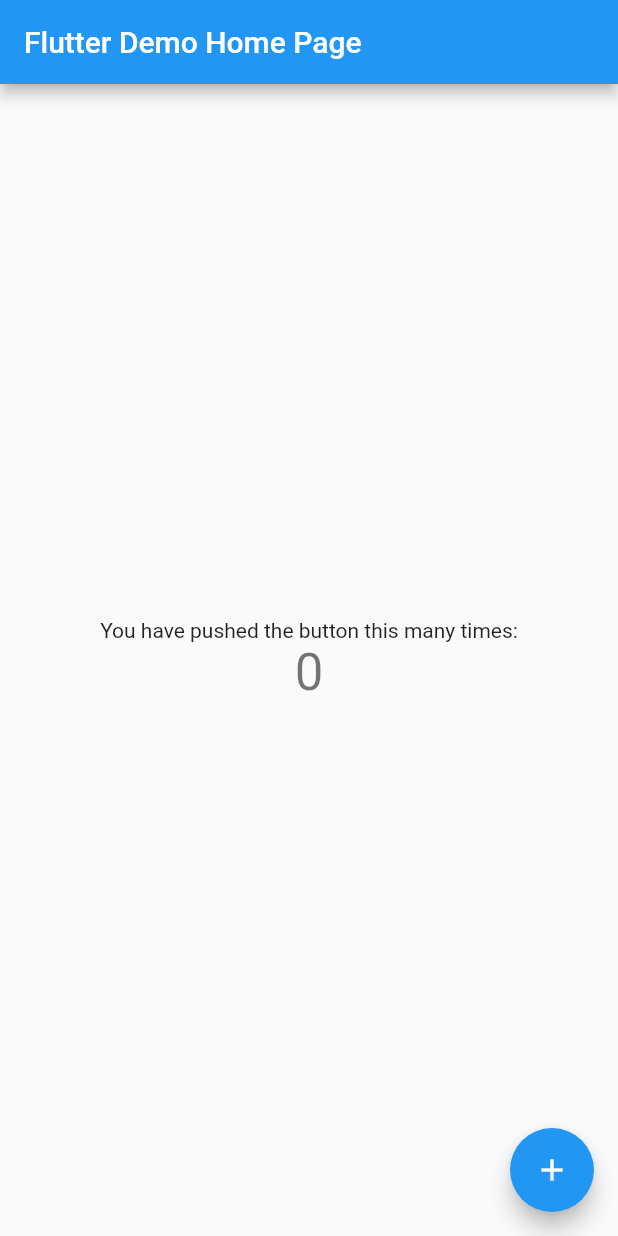
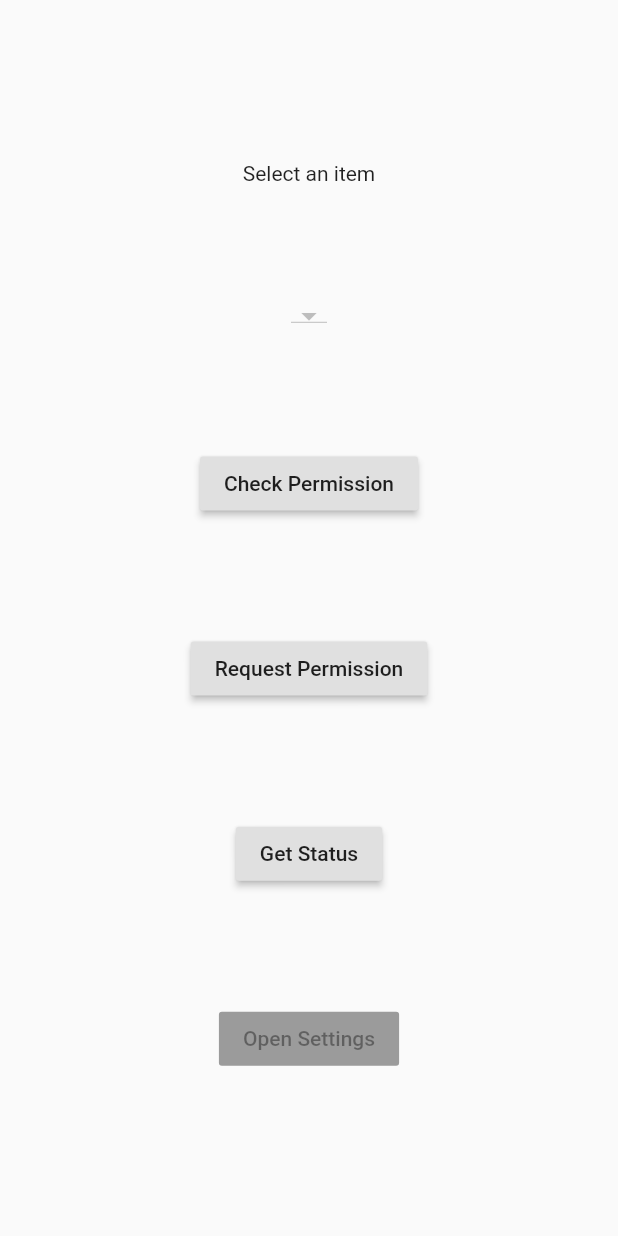
Before and after one commit to devmithunnath/permissionsapp, a Flutter app: the screen it shows after launch, on a phone screen of 412 x 824 dp. Run offline on Flutter 3.47's test engine with Material 2 defaults, Android fonts, the phone set to English and light mode, and no system bars; missing offline and left inert: simple_permissions.

Commit message:
permissions added

```diff
--- a/lib/main.dart
+++ b/lib/main.dart
@@ -1,4 +1,5 @@
 import 'package:flutter/material.dart';
+import './screens/home.dart';
 
 void main() => runApp(MyApp());
 
@@ -9,103 +10,9 @@ class MyApp extends StatelessWidget {
     return MaterialApp(
       title: 'Flutter Demo',
       theme: ThemeData(
-        // This is the theme of your application.
-        //
-        // Try running your application with "flutter run". You'll see the
-        // application has a blue toolbar. Then, without quitting the app, try
-        // changing the primarySwatch below to Colors.green and then invoke
-        // "hot reload" (press "r" in the console where you ran "flutter run",
-        // or simply save your changes to "hot reload" in a Flutter IDE).
-        // Notice that the counter didn't reset back to zero; the application
-        // is not restarted.
         primarySwatch: Colors.blue,
       ),
-      home: MyHomePage(title: 'Flutter Demo Home Page'),
+      home: Home(),
     );
   }
 }
-
-class MyHomePage extends StatefulWidget {
-  MyHomePage({Key key, this.title}) : super(key: key);
-
-  // This widget is the home page of your application. It is stateful, meaning
-  // that it has a State object (defined below) that contains fields that affect
-  // how it looks.
-
-  // This class is the configuration for the state. It holds the values (in this
-  // case the title) provided by the parent (in this case the App widget) and
-  // used by the build method of the State. Fields in a Widget subclass are
-  // always marked "final".
-
-  final String title;
-
-  @override
-  _MyHomePageState createState() => _MyHomePageState();
-}
-
-class _MyHomePageState extends State<MyHomePage> {
-  int _counter = 0;
-
-  void _incrementCounter() {
-    setState(() {
-      // This call to setState tells the Flutter framework that something has
-      // changed in this State, which causes it to rerun the build method below
-      // so that the display can reflect the updated values. If we changed
-      // _counter without calling setState(), then the build method would not be
-      // called again, and so nothing would appear to happen.
-      _counter++;
-    });
-  }
-
-  @override
-  Widget build(BuildContext context) {
-    // This method is rerun every time setState is called, for instance as done
-    // by the _incrementCounter method above.
-    //
-    // The Flutter framework has been optimized to make rerunning build methods
-    // fast, so that you can just rebuild anything that needs updating rather
-    // than having to individually change instances of widgets.
-    return Scaffold(
-      appBar: AppBar(
-        // Here we take the value from the MyHomePage object that was created by
-        // the App.build method, and use it to set our appbar title.
-        title: Text(widget.title),
-      ),
-      body: Center(
-        // Center is a layout widget. It takes a single child and positions it
-        // in the middle of the parent.
-        child: Column(
-          // Column is also layout widget. It takes a list of children and
-          // arranges them vertically. By default, it sizes itself to fit its
-          // children horizontally, and tries to be as tall as its parent.
-          //
-          // Invoke "debug painting" (press "p" in the console, choose the
-          // "Toggle Debug Paint" action from the Flutter Inspector in Android
-          // Studio, or the "Toggle Debug Paint" command in Visual Studio Code)
-          // to see the wireframe for each widget.
-          //
-          // Column has various properties to control how it sizes itself and
-          // how it positions its children. Here we use mainAxisAlignment to
-          // center the children vertically; the main axis here is the vertical
-          // axis because Columns are vertical (the cross axis would be
-          // horizontal).
-          mainAxisAlignment: MainAxisAlignment.center,
-          children: <Widget>[
-            Text(
-              'You have pushed the button this many times:',
-            ),
-            Text(
-              '$_counter',
-              style: Theme.of(context).textTheme.display1,
-            ),
-          ],
-        ),
-      ),
-      floatingActionButton: FloatingActionButton(
-        onPressed: _incrementCounter,
-        tooltip: 'Increment',
-        child: Icon(Icons.add),
-      ), // This trailing comma makes auto-formatting nicer for build methods.
-    );
-  }
-}
--- /dev/null
+++ b/lib/screens/home.dart
@@ -0,0 +1,88 @@
+import 'package:flutter/material.dart';
+import 'dart:async';
+import 'package:simple_permissions/simple_permissions.dart';
+
+class Home extends StatefulWidget {
+  @override
+  _Home createState() => new _Home();
+}
+
+class _Home extends State<Home> {
+
+  String status;
+  Permission permission;
+
+  @override
+  void initState(){
+    super.initState();
+    status = 'Select an item';
+    print(Permission.values);
+  }
+
+  requestPermission() async {
+    final res = await SimplePermissions.requestPermission(permission);
+    print("Permission result is ${res.toString()}");
+
+    setState(() {
+      status = '${permission.toString()} = ${res.toString()}';
+    });
+  }
+
+  checkPermission() async {
+    bool res = await SimplePermissions.checkPermission(permission);
+    print("Permission result is ${res.toString()}");
+
+    setState(() {
+      status = '${permission.toString()} = ${res.toString()}';
+    });
+  }
+
+  getPermissionStatus() async {
+    final res = await SimplePermissions.getPermissionStatus(permission);
+    print("Permission result is ${res.toString()}");
+
+    setState(() {
+      status = '${permission.toString()} = ${res.toString()}';
+    });
+  }
+
+  onDropDownChange(Permission permission) {
+    setState(() {
+      this.permission = permission;
+      status = 'Click a button below';
+    });
+    print(permission);
+  }
+
+  List<DropdownMenuItem<Permission>> _getDropDwnItems() {
+    List<DropdownMenuItem<Permission>> items = new List<DropdownMenuItem<Permission>>();
+    Permission.values.forEach((permission){
+      var item = new DropdownMenuItem(child: new Text(getPermissionString(permission)), value: permission,);
+      items.add(item);
+    });
+    return items;
+  }
+
+  @override
+  Widget build(BuildContext context) {
+    return new Scaffold(
+      body: Container(
+        padding: new EdgeInsets.all(32.0),
+        child: new Center(
+          child: new Column(
+            mainAxisAlignment: MainAxisAlignment.spaceEvenly,
+            crossAxisAlignment: CrossAxisAlignment.center,
+            children: <Widget>[
+              new Text(status),
+              new DropdownButton(items: _getDropDwnItems(), value: permission, onChanged: onDropDownChange),
+              new RaisedButton(onPressed: checkPermission, child: new Text('Check Permission'),),
+              new RaisedButton(onPressed: requestPermission, child: new Text('Request Permission'),),
+              new RaisedButton(onPressed: getPermissionStatus, child: new Text('Get Status'),),
+              new RaisedButton(onPressed: SimplePermissions.openSettings, child: new Text('Open Settings'),),
+            ],
+          ),
+        ),
+      ),
+    );
+  }
+}
--- a/pubspec.yaml
+++ b/pubspec.yaml
@@ -23,6 +23,7 @@ dependencies:
   # The following adds the Cupertino Icons font to your application.
   # Use with the CupertinoIcons class for iOS style icons.
   cupertino_icons: ^0.1.2
+  simple_permissions: ^0.1.9
 
 dev_dependencies:
   flutter_test:
```
Also changed, not shown: pubspec.lock, 1 other file.
